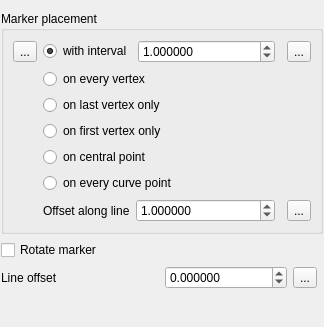
Above: src/ui/symbollayer/widget_markerline.ui from carsmie/QGIS before the change. Below: the same form after it.
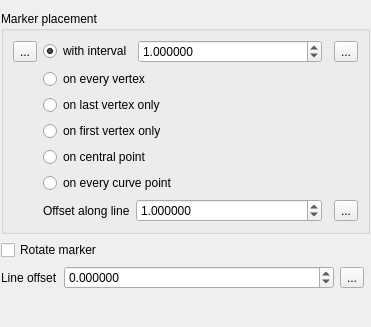
That is the form after the change. Custom widgets are drawn as their Qt base class.

Commit message: Some symbol layer widget fixes: - Fix broken shapeburst fill widget - Tweak stretch behaviour of some widgets

```diff
--- a/src/ui/symbollayer/widget_markerline.ui
+++ b/src/ui/symbollayer/widget_markerline.ui
@@ -6,7 +6,7 @@
    <rect>
     <x>0</x>
     <y>0</y>
-    <width>324</width>
+    <width>371</width>
     <height>327</height>
    </rect>
   </property>
@@ -187,15 +187,28 @@
      </property>
     </widget>
    </item>
-   <item row="2" column="0">
-    <widget class="QLabel" name="label_3">
-     <property name="text">
-      <string>Line offset</string>
+   <item row="3" column="0" colspan="2">
+    <spacer name="verticalSpacer">
+     <property name="orientation">
+      <enum>Qt::Vertical</enum>
      </property>
-    </widget>
+     <property name="sizeHint" stdset="0">
+      <size>
+       <width>20</width>
+       <height>40</height>
+      </size>
+     </property>
+    </spacer>
    </item>
-   <item row="2" column="1">
+   <item row="2" column="0" colspan="2">
     <layout class="QHBoxLayout" name="horizontalLayout_3">
+     <item>
+      <widget class="QLabel" name="label_3">
+       <property name="text">
+        <string>Line offset</string>
+       </property>
+      </widget>
+     </item>
      <item>
       <widget class="QgsDoubleSpinBox" name="spinOffset">
        <property name="sizePolicy">
```
Left out of the diff: 13 changed lines with no effect on the pictures. The commit also changes 7 other files.
